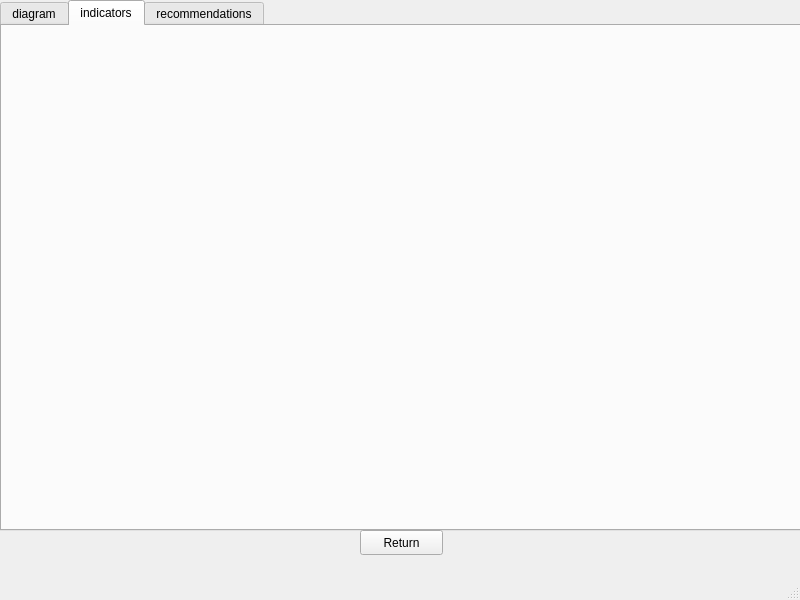
The window that mainwindow.ui (hakankhan/team28comp3004) describes before a commit, drawn with Qt 5.
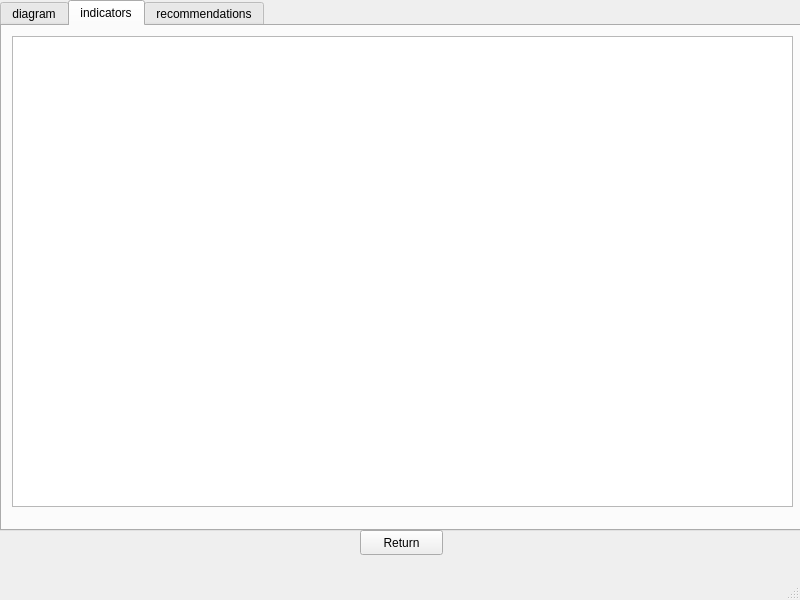
The same window after the commit. The open tabs and pages were chosen to show the change.

Commit message: fix naming of box

```diff
--- a/mainwindow.ui
+++ b/mainwindow.ui
@@ -352,6 +352,16 @@
        <attribute name="title">
         <string>indicators</string>
        </attribute>
+       <widget class="QTableWidget" name="tableWidget">
+        <property name="geometry">
+         <rect>
+          <x>10</x>
+          <y>10</y>
+          <width>781</width>
+          <height>471</height>
+         </rect>
+        </property>
+       </widget>
       </widget>
       <widget class="QWidget" name="recommendations">
        <attribute name="title">
```
Left out of the diff: 4 changed lines with no effect on the pictures. The commit also changes 1 other file.
